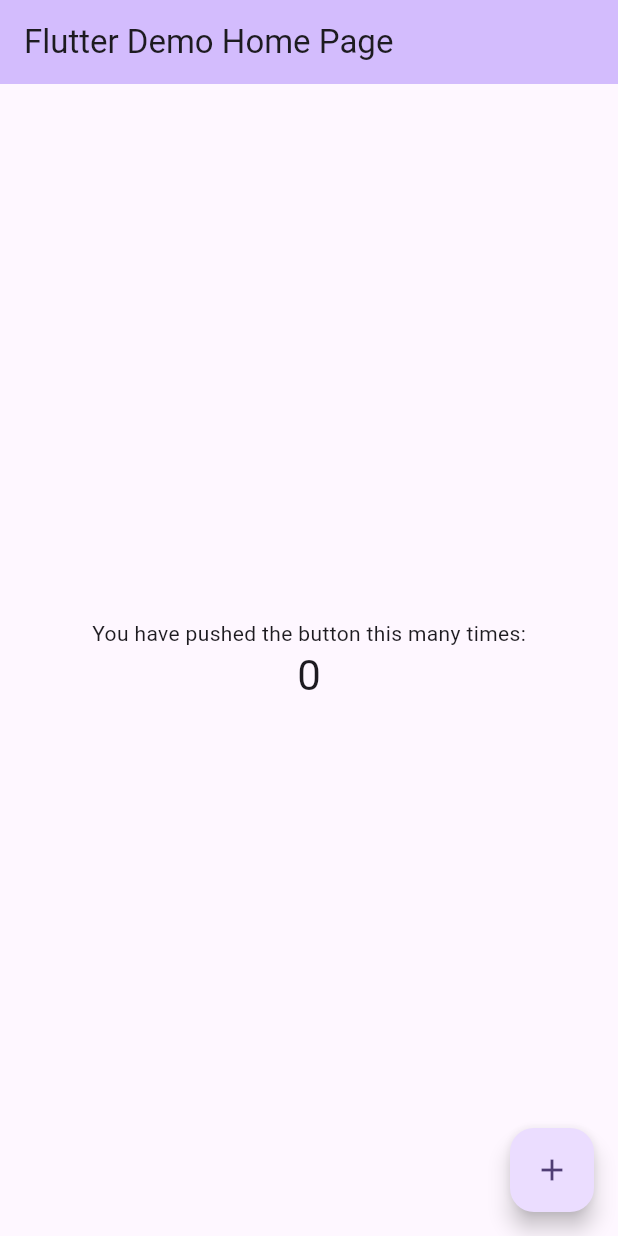
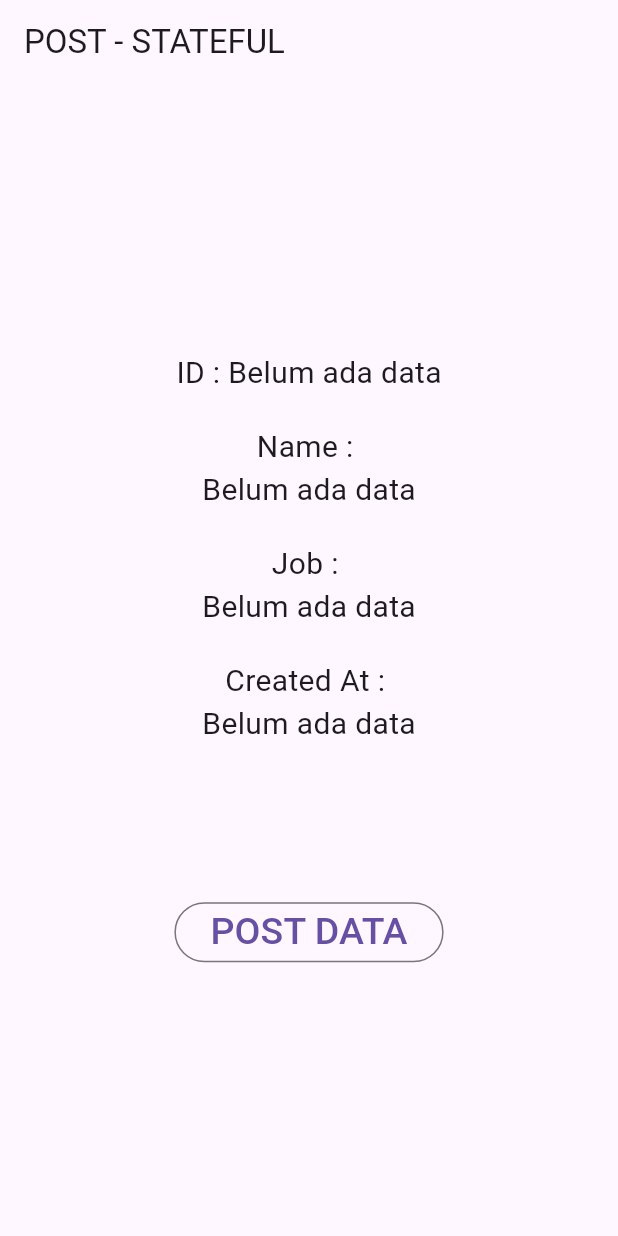
Before and after one commit to shandikadav/provider_post_flutter, a Flutter app: the screen it shows after launch, on a phone screen of 412 x 824 dp. Run offline on Flutter 3.47's test engine with Material 3 defaults, Android fonts, the phone set to English and light mode, and no system bars.

Commit message:
Add rest post stateful

```diff
--- a/lib/main.dart
+++ b/lib/main.dart
@@ -1,125 +1,25 @@
 import 'package:flutter/material.dart';
+// import 'package:provider/provider.dart';
+
+// import './models/http_provider.dart';
+
+import './pages/home_stateful.dart';
+// import './pages/home_provider.dart';
 
 void main() {
-  runApp(const MyApp());
+  runApp(MyApp());
 }
 
 class MyApp extends StatelessWidget {
-  const MyApp({super.key});
-
-  // This widget is the root of your application.
   @override
   Widget build(BuildContext context) {
     return MaterialApp(
-      title: 'Flutter Demo',
-      theme: ThemeData(
-        // This is the theme of your application.
-        //
-        // TRY THIS: Try running your application with "flutter run". You'll see
-        // the application has a purple toolbar. Then, without quitting the app,
-        // try changing the seedColor in the colorScheme below to Colors.green
-        // and then invoke "hot reload" (save your changes or press the "hot
-        // reload" button in a Flutter-supported IDE, or press "r" if you used
-        // the command line to start the app).
-        //
-        // Notice that the counter didn't reset back to zero; the application
-        // state is not lost during the reload. To reset the state, use hot
-        // restart instead.
-        //
-        // This works for code too, not just values: Most code changes can be
-        // tested with just a hot reload.
-        colorScheme: ColorScheme.fromSeed(seedColor: Colors.deepPurple),
-        useMaterial3: true,
-      ),
-      home: const MyHomePage(title: 'Flutter Demo Home Page'),
+      debugShowCheckedModeBanner: false,
+      home: HomeStateful(),
+      // home: ChangeNotifierProvider(
+      //   create: (context) => HttpProvider(),
+      //   child: HomeProvider(),
+      // ),
     );
   }
 }
-
-class MyHomePage extends StatefulWidget {
-  const MyHomePage({super.key, required this.title});
-
-  // This widget is the home page of your application. It is stateful, meaning
-  // that it has a State object (defined below) that contains fields that affect
-  // how it looks.
-
-  // This class is the configuration for the state. It holds the values (in this
-  // case the title) provided by the parent (in this case the App widget) and
-  // used by the build method of the State. Fields in a Widget subclass are
-  // always marked "final".
-
-  final String title;
-
-  @override
-  State<MyHomePage> createState() => _MyHomePageState();
-}
-
-class _MyHomePageState extends State<MyHomePage> {
-  int _counter = 0;
-
-  void _incrementCounter() {
-    setState(() {
-      // This call to setState tells the Flutter framework that something has
-      // changed in this State, which causes it to rerun the build method below
-      // so that the display can reflect the updated values. If we changed
-      // _counter without calling setState(), then the build method would not be
-      // called again, and so nothing would appear to happen.
-      _counter++;
-    });
-  }
-
-  @override
-  Widget build(BuildContext context) {
-    // This method is rerun every time setState is called, for instance as done
-    // by the _incrementCounter method above.
-    //
-    // The Flutter framework has been optimized to make rerunning build methods
-    // fast, so that you can just rebuild anything that needs updating rather
-    // than having to individually change instances of widgets.
-    return Scaffold(
-      appBar: AppBar(
-        // TRY THIS: Try changing the color here to a specific color (to
-        // Colors.amber, perhaps?) and trigger a hot reload to see the AppBar
-        // change color while the other colors stay the same.
-        backgroundColor: Theme.of(context).colorScheme.inversePrimary,
-        // Here we take the value from the MyHomePage object that was created by
-        // the App.build method, and use it to set our appbar title.
-        title: Text(widget.title),
-      ),
-      body: Center(
-        // Center is a layout widget. It takes a single child and positions it
-        // in the middle of the parent.
-        child: Column(
-          // Column is also a layout widget. It takes a list of children and
-          // arranges them vertically. By default, it sizes itself to fit its
-          // children horizontally, and tries to be as tall as its parent.
-          //
-          // Column has various properties to control how it sizes itself and
-          // how it positions its children. Here we use mainAxisAlignment to
-          // center the children vertically; the main axis here is the vertical
-          // axis because Columns are vertical (the cross axis would be
-          // horizontal).
-          //
-          // TRY THIS: Invoke "debug painting" (choose the "Toggle Debug Paint"
-          // action in the IDE, or press "p" in the console), to see the
-          // wireframe for each widget.
-          mainAxisAlignment: MainAxisAlignment.center,
-          children: <Widget>[
-            const Text(
-              'You have pushed the button this many times:',
-            ),
-            Text(
-              '$_counter',
-              style: Theme.of(context).textTheme.headlineMedium,
-            ),
-          ],
-        ),
-      ),
-      floatingActionButton: FloatingActionButton(
-        onPressed: _incrementCounter,
-        tooltip: 'Increment',
-        child: const Icon(Icons.add),
-      ), // This trailing comma makes auto-formatting nicer for build methods.
-    );
-  }
-}
--- a/lib/models/http_provider.dart
+++ b/lib/models/http_provider.dart
@@ -0,0 +1,3 @@
+import 'package:flutter/material.dart';
+
+class HttpProvider with ChangeNotifier {}
--- a/lib/models/http_stateful.dart
+++ b/lib/models/http_stateful.dart
@@ -0,0 +1,35 @@
+import 'dart:convert';
+import 'package:http/http.dart' as http;
+
+class HttpStateful {
+  final String id, name;
+  String? job, createdAt;
+
+  HttpStateful({
+    required this.id,
+    required this.name,
+    this.job,
+    this.createdAt,
+  });
+
+  static Future<HttpStateful> connectAPI(String name, String job) async {
+    var url = Uri.parse('https://reqres.in/api/users');
+
+    var resultResponse = await http.post(
+      url,
+      body: {
+        'name': name,
+        'job': job,
+      },
+    );
+
+    var data = json.decode(resultResponse.body);
+
+    return HttpStateful(
+      id: data['id'],
+      name: data['name'],
+      job: data['job'],
+      createdAt: data['createdAt'],
+    );
+  }
+}
--- a/lib/pages/home_stateful.dart
+++ b/lib/pages/home_stateful.dart
@@ -0,0 +1,90 @@
+import 'package:flutter/material.dart';
+import 'package:provider_post_flutter/models/http_stateful.dart';
+
+class HomeStateful extends StatefulWidget {
+  @override
+  _HomeStatefulState createState() => _HomeStatefulState();
+}
+
+class _HomeStatefulState extends State<HomeStateful> {
+  HttpStateful dataResponse = HttpStateful(id: '', name: '');
+  @override
+  Widget build(BuildContext context) {
+    return Scaffold(
+      appBar: AppBar(
+        title: Text("POST - STATEFUL"),
+      ),
+      body: Container(
+        width: double.infinity,
+        margin: const EdgeInsets.all(20),
+        child: Column(
+          mainAxisAlignment: MainAxisAlignment.center,
+          children: [
+            FittedBox(
+              child: Text(
+                (dataResponse.id == '')
+                    ? "ID : Belum ada data"
+                    : "ID : ${dataResponse.id}",
+                style: TextStyle(fontSize: 20),
+              ),
+            ),
+            SizedBox(height: 20),
+            FittedBox(child: Text("Name : ", style: TextStyle(fontSize: 20))),
+            FittedBox(
+              child: Text(
+                (dataResponse.name == '')
+                    ? "Belum ada data"
+                    : "${dataResponse.name}",
+                style: TextStyle(
+                  fontSize: 20,
+                ),
+              ),
+            ),
+            SizedBox(height: 20),
+            FittedBox(child: Text("Job : ", style: TextStyle(fontSize: 20))),
+            FittedBox(
+              child: Text(
+                (dataResponse.job == null)
+                    ? "Belum ada data"
+                    : "${dataResponse.job}",
+                style: TextStyle(
+                  fontSize: 20,
+                ),
+              ),
+            ),
+            SizedBox(height: 20),
+            FittedBox(
+                child: Text("Created At : ", style: TextStyle(fontSize: 20))),
+            FittedBox(
+              child: Text(
+                (dataResponse.createdAt == null)
+                    ? "Belum ada data"
+                    : "${dataResponse.createdAt}",
+                style: TextStyle(
+                  fontSize: 20,
+                ),
+              ),
+            ),
+            SizedBox(height: 100),
+            OutlinedButton(
+              onPressed: () {
+                HttpStateful.connectAPI('Shandika David', 'Flutter Developer')
+                    .then((value) {
+                  setState(() {
+                    dataResponse = value;
+                  });
+                });
+              },
+              child: Text(
+                "POST DATA",
+                style: TextStyle(
+                  fontSize: 25,
+                ),
+              ),
+            ),
+          ],
+        ),
+      ),
+    );
+  }
+}
```
Also changed, not shown: lib/pages/home_provider.dart (+68 -0 lines), pubspec.yaml (+3 -9 lines), pubspec.lock.
